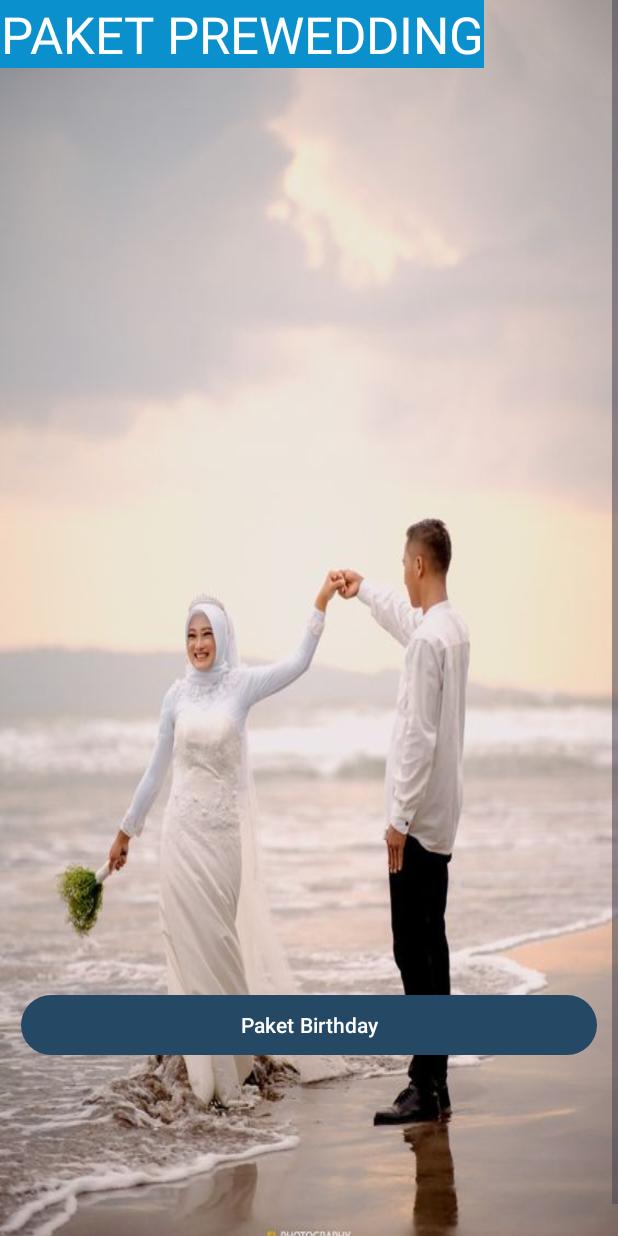
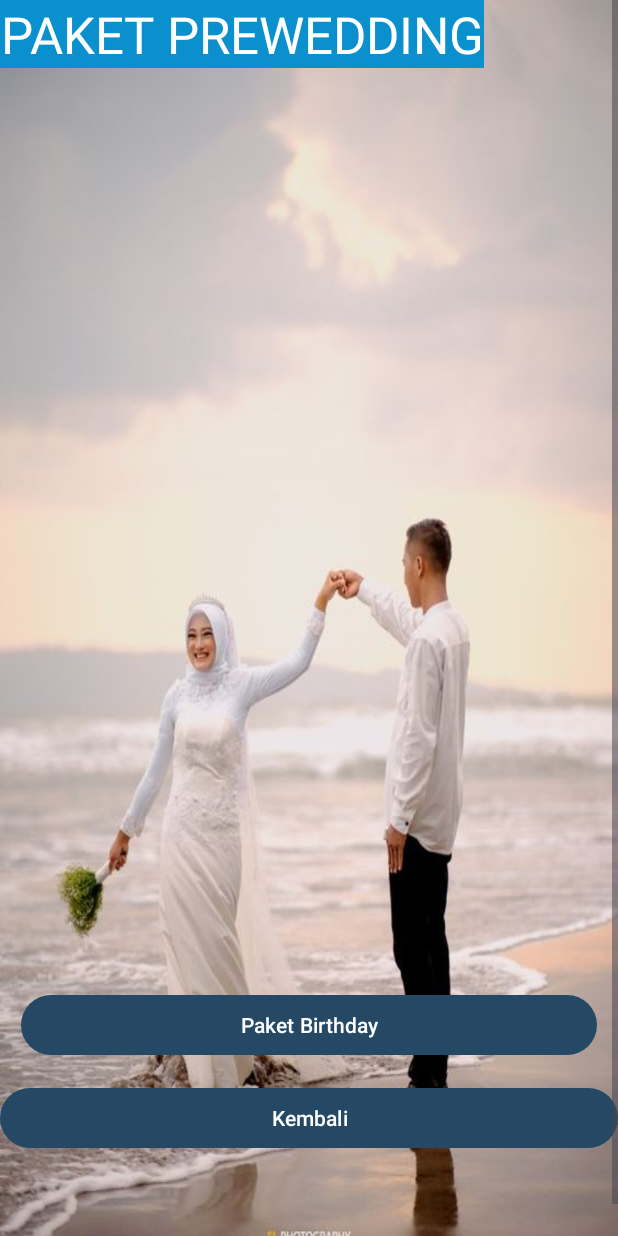
Before and after one commit to DickyKur25/TA-PM-21CDX-DDK, an Android app: the PaketActivity screen opened directly, with no data from a screen before it, on a phone screen of 412 x 824 dp. Run offline under Robolectric (Android 15) with nearby library versions, the phone set to English and light mode, and no system bars; 1 statement that could not run was skipped.

Commit message:
kharismaseptianii: menambahkan button untuk kembali

```diff
--- a/program/Marina/app/src/main/res/layout/activity_paket.xml
+++ b/program/Marina/app/src/main/res/layout/activity_paket.xml
@@ -220,5 +220,12 @@
                 app:backgroundTint="#254965" />
 
         </GridLayout>
+
+    <Button
+        android:id="@+id/back"
+        android:layout_width="match_parent"
+        android:layout_height="match_parent"
+        android:text="Kembali"
+        app:backgroundTint="#254965" />
     </LinearLayout>
 </ScrollView>
```
